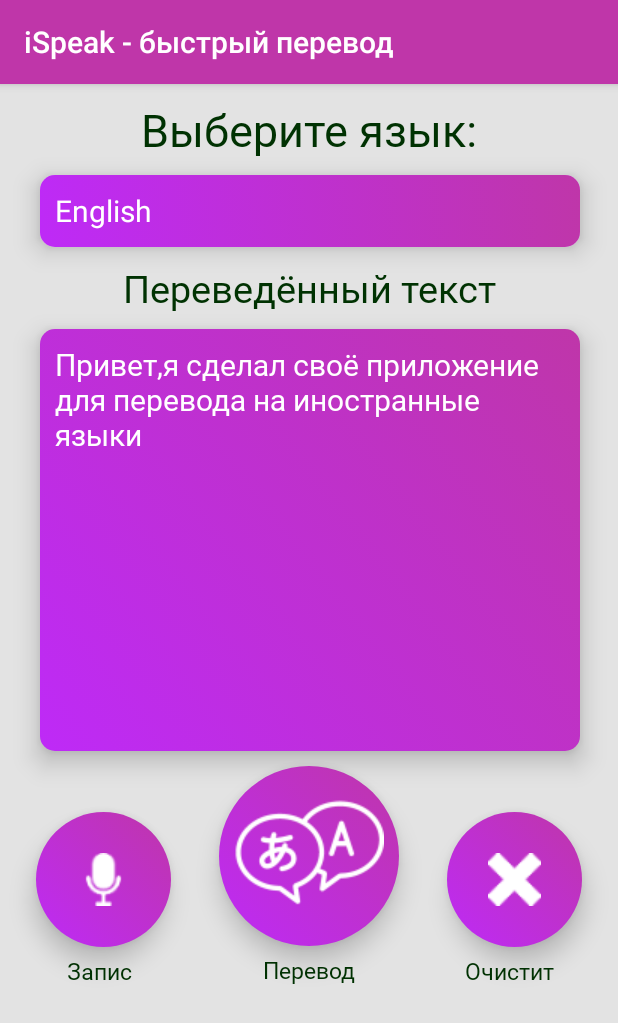
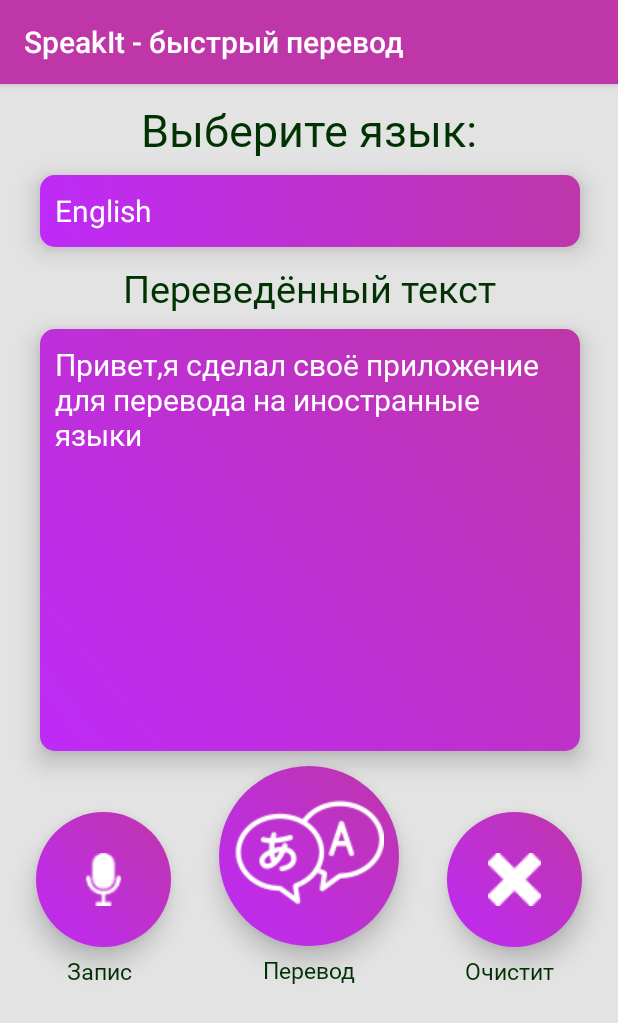
Before and after one commit to vodenmax/SpeakIt-Speech-To-Speech, an Android app: the screen it shows after launch (MainActivity), on a phone screen of 412 x 824 dp. Shown: the top 1023 px of the screen. Run offline under Robolectric (Android 15) with nearby library versions, the phone set to English and light mode, and no system bars.

Commit message:
first commit

```diff
--- a/app/src/main/AndroidManifest.xml
+++ b/app/src/main/AndroidManifest.xml
@@ -9,7 +9,7 @@
         android:label="@string/app_name"
         android:roundIcon="@drawable/logo"
         android:supportsRtl="true"
-        android:theme="@style/Theme.ISpeak">
+        android:theme="@style/Theme.SpeakIt">
         <uses-library android:name="org.apache.http.legacy" android:required="false" />
         <activity
             android:screenOrientation="portrait"
--- a/app/src/main/res/values/strings.xml
+++ b/app/src/main/res/values/strings.xml
@@ -1,5 +1,5 @@
 <resources>
-    <string name="app_name">iSpeak - быстрый перевод</string>
+    <string name="app_name">SpeakIt - быстрый перевод</string>
 
     <string-array name="languages" textColor="white">
         <item>English</item>
--- a/app/src/main/res/values/themes.xml
+++ b/app/src/main/res/values/themes.xml
@@ -1,6 +1,6 @@
 <resources xmlns:tools="http://schemas.android.com/tools">
     <!-- Base application theme. -->
-    <style name="Theme.ISpeak" parent="Theme.AppCompat.Light.DarkActionBar">
+    <style name="Theme.SpeakIt" parent="Theme.AppCompat.Light.DarkActionBar">
         <!-- Primary brand color. -->
         <item name="colorPrimary">#bf36a9</item>
         <item name="colorPrimaryVariant">@color/black</item>
```
Also changed, not shown: app/src/main/java/com/example/speakit/MainActivity.java (renamed from app/src/main/java/com/example/ispeak/MainActivity.java), app/src/main/java/com/example/speakit/Translate.java (renamed from app/src/main/java/com/example/ispeak/Translate.java), 1 other file.
